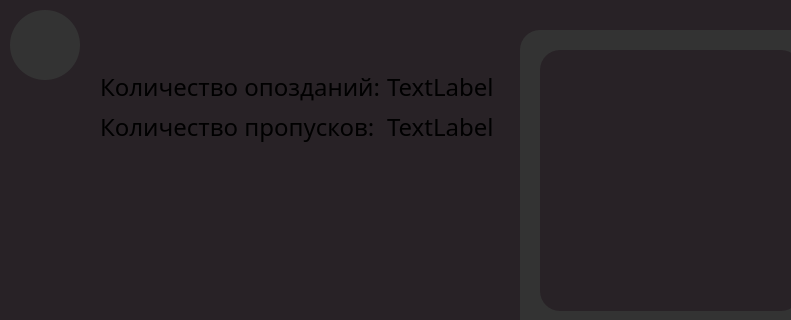
Before: the Qt Designer form ui/ui.ui in Wester35/KP, drawn with Qt 5; both pictures show x 0 to 791 and y 0 to 320 of the 1500 by 780 pixel window.
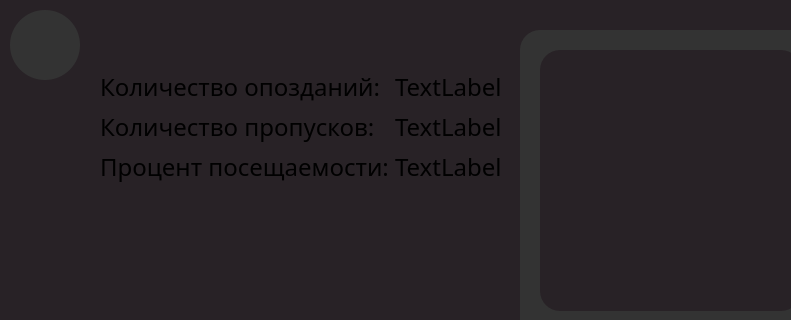
After: the same form once the commit is applied.

Commit message:
added percentage of attendance
counting student`s percentage of attendance

Patch:
```diff
--- a/ui/ui.ui
+++ b/ui/ui.ui
@@ -434,6 +434,20 @@
       </property>
      </widget>
     </item>
+    <item row="2" column="0">
+     <widget class="QLabel" name="percentageOfAttendence">
+      <property name="text">
+       <string>Процент посещаемости:</string>
+      </property>
+     </widget>
+    </item>
+    <item row="2" column="1">
+     <widget class="QLabel" name="percentageOfAttendenceValue">
+      <property name="text">
+       <string>TextLabel</string>
+      </property>
+     </widget>
+    </item>
    </layout>
   </widget>
   <widget class="QLabel" name="currentDate">
```
The commit also changes 3 other files.
